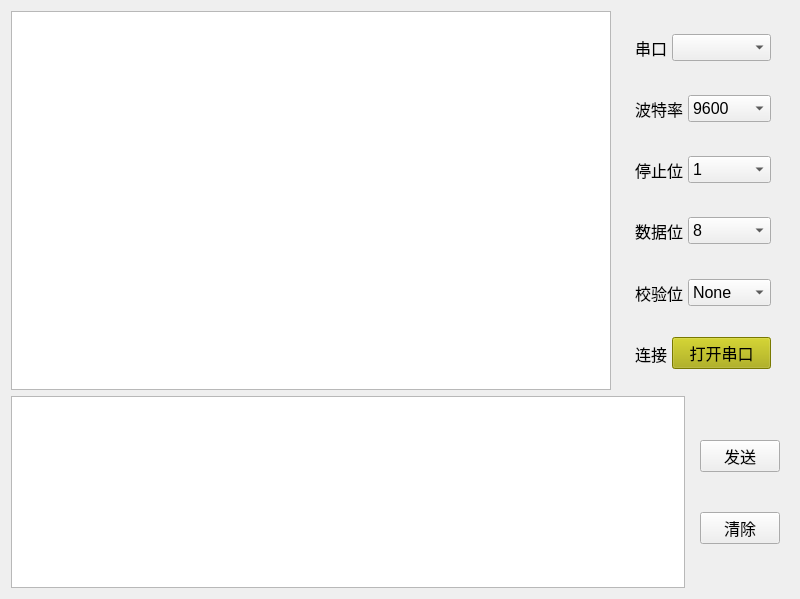
This is MySerialPort/mywidget.ui in tsungcode/Qt-repo as Qt 5 draws it before an edit. The edited form follows.
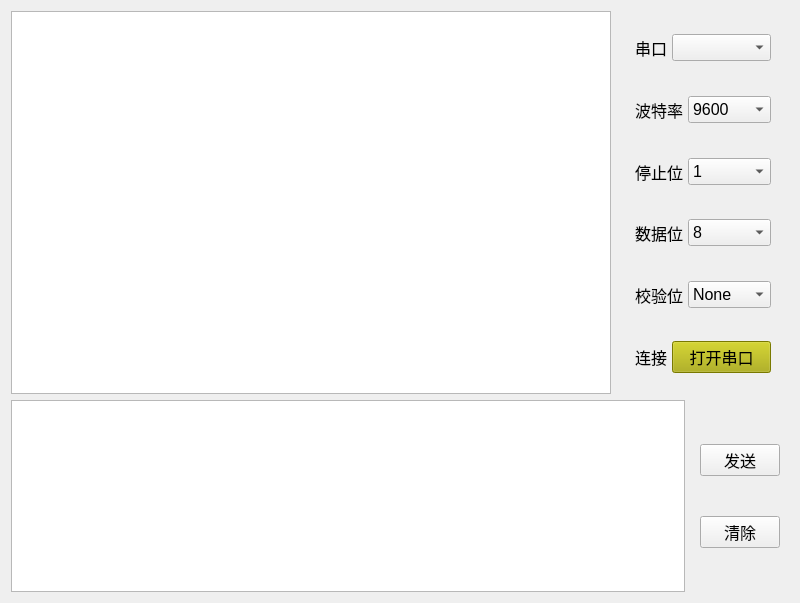
This is the edited form.

Diff of the .ui file:
```diff
--- a/MySerialPort/mywidget.ui
+++ b/MySerialPort/mywidget.ui
@@ -7,7 +7,7 @@
     <x>0</x>
     <y>0</y>
     <width>800</width>
-    <height>599</height>
+    <height>603</height>
    </rect>
   </property>
   <property name="font">
```
Left out of the diff: 2 changed lines with no effect on the pictures.
